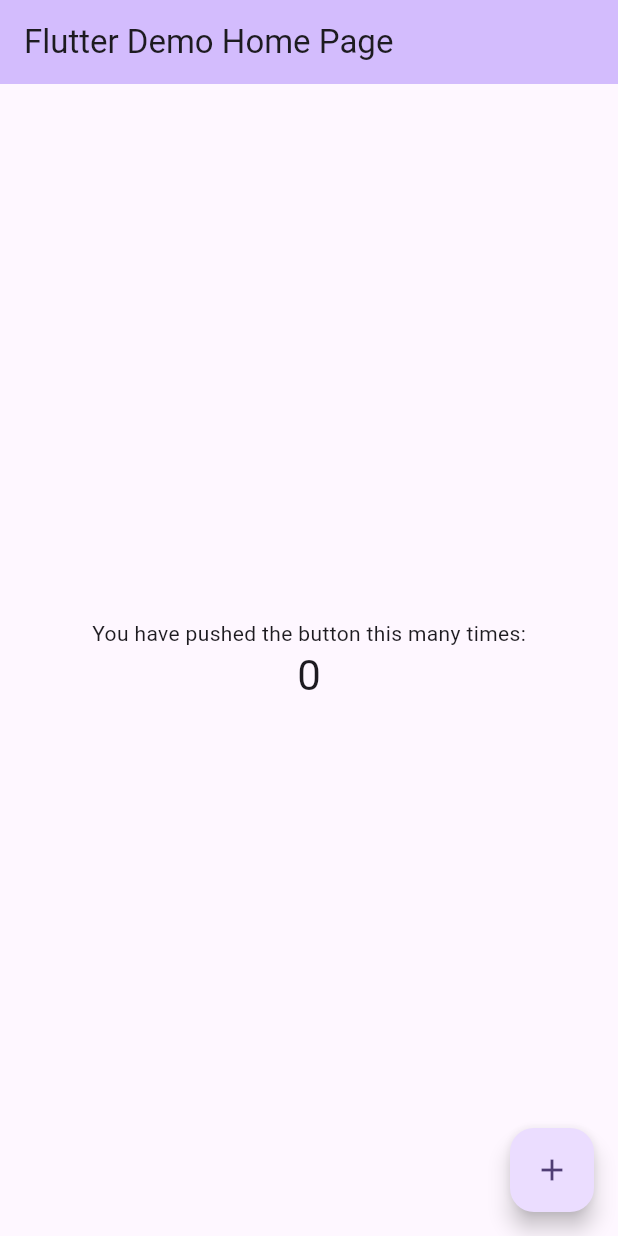
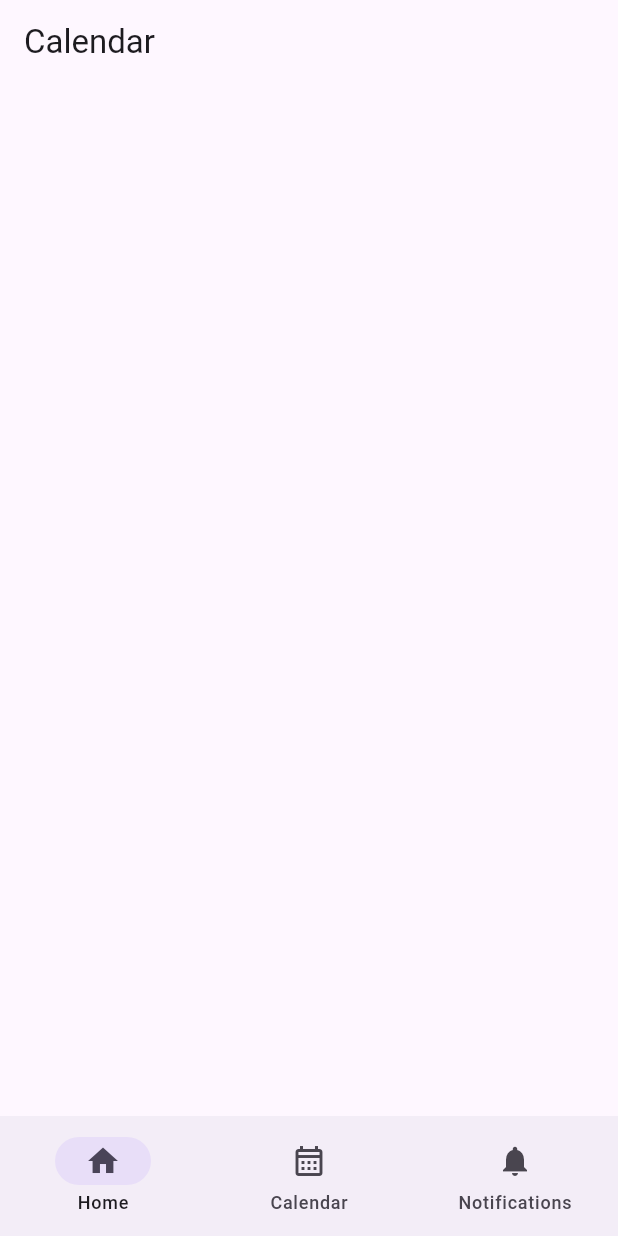
Before and after one commit to ellenritterbusch/urinary_incontinence_application, a Flutter app: the screen it shows after launch, on a phone screen of 412 x 824 dp. Run offline on Flutter 3.47's test engine with Material 3 defaults, Android fonts, the light colour scheme and no system bars.

Commit message:
starten på en main

```diff
--- /dev/null
+++ b/lib/BladderDiary/BladderDiaryPage.dart
@@ -0,0 +1,19 @@
+import 'package:flutter/material.dart';
+
+class BladderDiaryPage extends StatefulWidget {
+  const BladderDiaryPage({super.key});
+
+  @override
+  State<BladderDiaryPage> createState() => _BladderDiaryPageState();
+}
+
+class _BladderDiaryPageState extends State<BladderDiaryPage> {
+  @override
+  Widget build(BuildContext context) {
+    return Scaffold(
+      appBar: AppBar(
+        title: const Text("Calendar"),
+      ),
+    );
+  }
+}
--- a/lib/main.dart
+++ b/lib/main.dart
@@ -1,9 +1,10 @@
 import 'package:flutter/material.dart';
+import 'package:urinary_incontinence_application/BladderDiary/BladderDiaryPage.dart';
 
 void main() {
-  runApp(const MyApp());
+  runApp(
+ const MyApp());
 }
-
 class MyApp extends StatelessWidget {
   const MyApp({super.key});
 
@@ -11,115 +12,48 @@ class MyApp extends StatelessWidget {
   @override
   Widget build(BuildContext context) {
     return MaterialApp(
-      title: 'Flutter Demo',
-      theme: ThemeData(
-        // This is the theme of your application.
-        //
-        // TRY THIS: Try running your application with "flutter run". You'll see
-        // the application has a blue toolbar. Then, without quitting the app,
-        // try changing the seedColor in the colorScheme below to Colors.green
-        // and then invoke "hot reload" (save your changes or press the "hot
-        // reload" button in a Flutter-supported IDE, or press "r" if you used
-        // the command line to start the app).
-        //
-        // Notice that the counter didn't reset back to zero; the application
-        // state is not lost during the reload. To reset the state, use hot
-        // restart instead.
-        //
-        // This works for code too, not just values: Most code changes can be
-        // tested with just a hot reload.
-        colorScheme: ColorScheme.fromSeed(seedColor: Colors.deepPurple),
-        useMaterial3: true,
-      ),
-      home: const MyHomePage(title: 'Flutter Demo Home Page'),
+      title: "UrDiary",
+      debugShowCheckedModeBanner: false, //fjerne "debug" markat
+      //theme: ThemeData(
+        //fontFamily: GoogleFonts.quicksand().fontFamily),
+      home: const RootPage()
     );
   }
 }
 
-class MyHomePage extends StatefulWidget {
-  const MyHomePage({super.key, required this.title});
-
-  // This widget is the home page of your application. It is stateful, meaning
-  // that it has a State object (defined below) that contains fields that affect
-  // how it looks.
-
-  // This class is the configuration for the state. It holds the values (in this
-  // case the title) provided by the parent (in this case the App widget) and
-  // used by the build method of the State. Fields in a Widget subclass are
-  // always marked "final".
-
-  final String title;
+class RootPage extends StatefulWidget { //vigtigt at denne er stateful - betyder den kan ændres
+  const RootPage({super.key});
 
   @override
-  State<MyHomePage> createState() => _MyHomePageState();
+  State<RootPage> createState() => _RootPageState();
 }
 
-class _MyHomePageState extends State<MyHomePage> {
-  int _counter = 0;
 
-  void _incrementCounter() {
-    setState(() {
-      // This call to setState tells the Flutter framework that something has
-      // changed in this State, which causes it to rerun the build method below
-      // so that the display can reflect the updated values. If we changed
-      // _counter without calling setState(), then the build method would not be
-      // called again, and so nothing would appear to happen.
-      _counter++;
-    });
-  }
+class _RootPageState extends State<RootPage> {
+  int currentPage = 0;
+  List<Widget> pages = [
+    //const HomePage(),
+    const BladderDiaryPage(),
+    //const NotificationPage(),
+  ];
 
   @override
   Widget build(BuildContext context) {
-    // This method is rerun every time setState is called, for instance as done
-    // by the _incrementCounter method above.
-    //
-    // The Flutter framework has been optimized to make rerunning build methods
-    // fast, so that you can just rebuild anything that needs updating rather
-    // than having to individually change instances of widgets.
     return Scaffold(
-      appBar: AppBar(
-        // TRY THIS: Try changing the color here to a specific color (to
-        // Colors.amber, perhaps?) and trigger a hot reload to see the AppBar
-        // change color while the other colors stay the same.
-        backgroundColor: Theme.of(context).colorScheme.inversePrimary,
-        // Here we take the value from the MyHomePage object that was created by
-        // the App.build method, and use it to set our appbar title.
-        title: Text(widget.title),
+      body:
+      pages[currentPage],
+      bottomNavigationBar: NavigationBar(destinations: const [
+        NavigationDestination(icon: Icon(Icons.home), label: "Home"),
+        NavigationDestination(icon: Icon(Icons.calendar_month_outlined), label: "Calendar"),
+        NavigationDestination(icon: Icon(Icons.notifications), label: "Notifications")
+      ],
+      onDestinationSelected: (int index) {
+          setState(() {
+            currentPage = index;
+          });
+        },
+        selectedIndex: currentPage
       ),
-      body: Center(
-        // Center is a layout widget. It takes a single child and positions it
-        // in the middle of the parent.
-        child: Column(
-          // Column is also a layout widget. It takes a list of children and
-          // arranges them vertically. By default, it sizes itself to fit its
-          // children horizontally, and tries to be as tall as its parent.
-          //
-          // Column has various properties to control how it sizes itself and
-          // how it positions its children. Here we use mainAxisAlignment to
-          // center the children vertically; the main axis here is the vertical
-          // axis because Columns are vertical (the cross axis would be
-          // horizontal).
-          //
-          // TRY THIS: Invoke "debug painting" (choose the "Toggle Debug Paint"
-          // action in the IDE, or press "p" in the console), to see the
-          // wireframe for each widget.
-          mainAxisAlignment: MainAxisAlignment.center,
-          children: <Widget>[
-            const Text(
-              'You have pushed the button this many times:',
-            ),
-            Text(
-              '$_counter',
-              style: Theme.of(context).textTheme.headlineMedium,
-            ),
-          ],
-        ),
-      ),
-      floatingActionButton: FloatingActionButton(
-        onPressed: _incrementCounter,
-        tooltip: 'Increment',
-        child: const Icon(Icons.add),
-      ), // This trailing comma makes auto-formatting nicer for build methods.
     );
   }
 }
--- a/pubspec.yaml
+++ b/pubspec.yaml
@@ -32,9 +32,11 @@ dependencies:
     sdk: flutter
 
 
+
   # The following adds the Cupertino Icons font to your application.
   # Use with the CupertinoIcons class for iOS style icons.
   cupertino_icons: ^1.0.2
+
 
 dev_dependencies:
   flutter_test:
```
Also changed, not shown: 1 other file.
